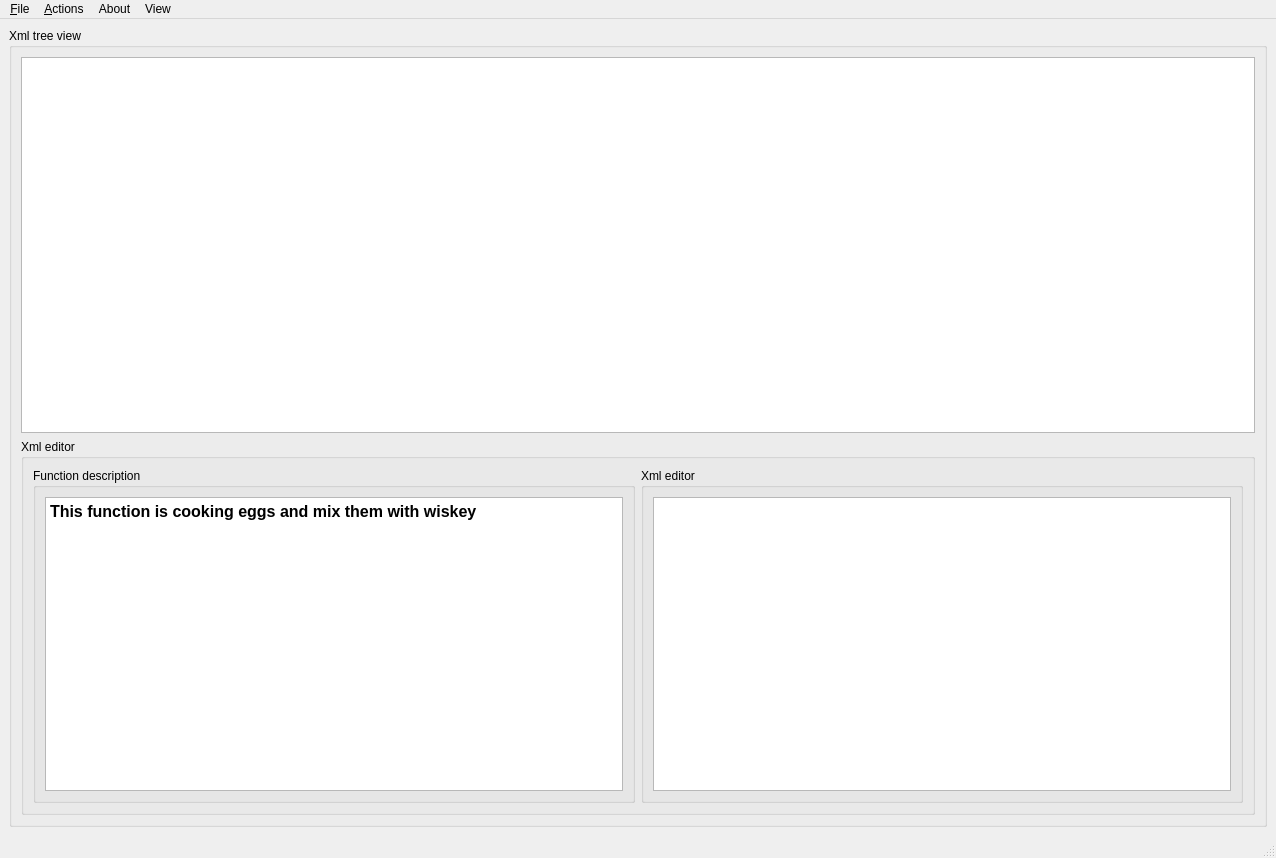
Kvazikot/UsefulMacro, file UsefulClicker/ui/mainwindow.ui: the form before one commit.
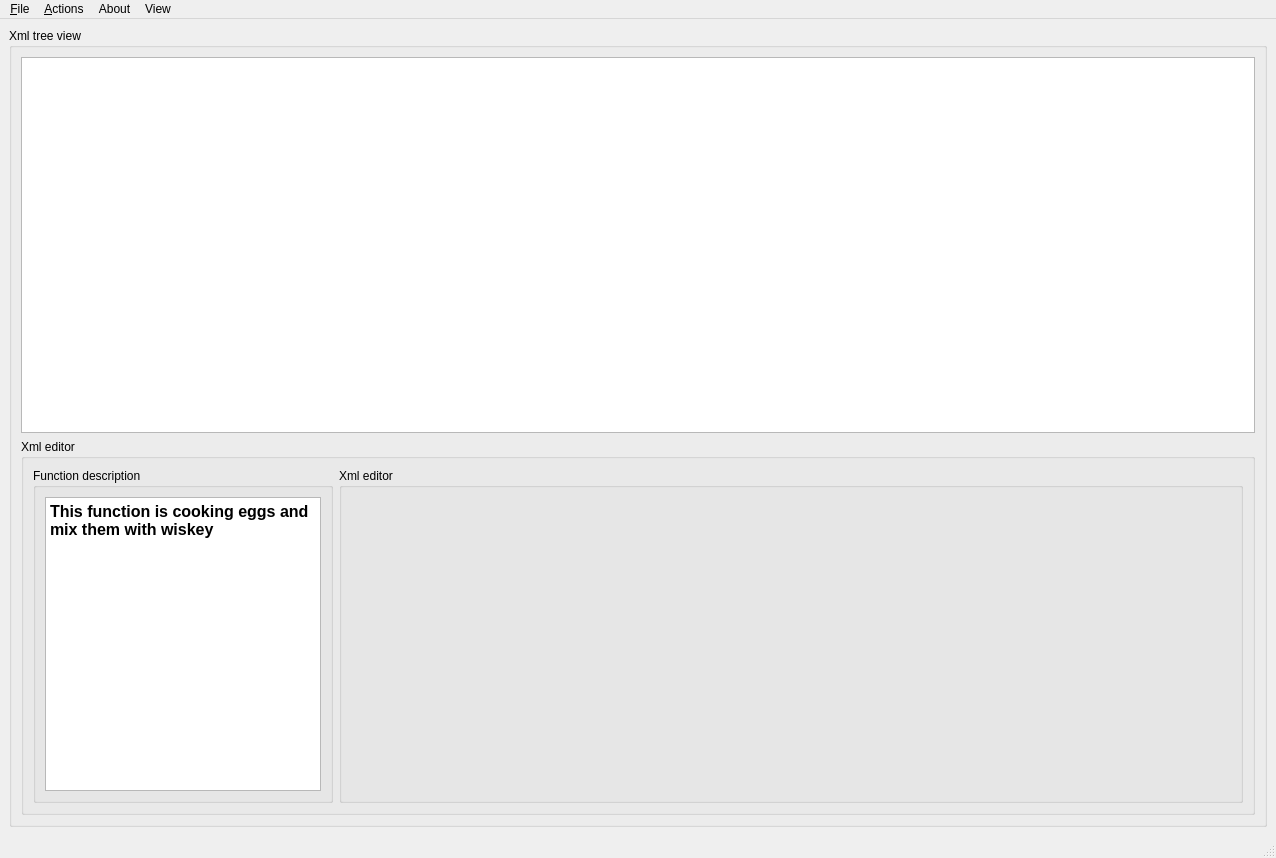
The form after the commit. Custom widgets are drawn as their Qt base class.

Commit message: XmlEditor is set to the MainWindow

Diff of the .ui file:
```diff
--- a/UsefulClicker/ui/mainwindow.ui
+++ b/UsefulClicker/ui/mainwindow.ui
@@ -81,6 +81,12 @@
          <layout class="QHBoxLayout" name="horizontalLayout">
           <item>
            <widget class="QGroupBox" name="groupBox_3">
+            <property name="maximumSize">
+             <size>
+              <width>300</width>
+              <height>16777215</height>
+             </size>
+            </property>
             <property name="title">
              <string>Function description</string>
             </property>
@@ -101,12 +107,24 @@
           </item>
           <item>
            <widget class="QGroupBox" name="groupBox_4">
+            <property name="sizePolicy">
+             <sizepolicy hsizetype="Expanding" vsizetype="Expanding">
+              <horstretch>0</horstretch>
+              <verstretch>0</verstretch>
+             </sizepolicy>
+            </property>
+            <property name="minimumSize">
+             <size>
+              <width>300</width>
+              <height>0</height>
+             </size>
+            </property>
             <property name="title">
              <string>Xml editor</string>
             </property>
             <layout class="QGridLayout" name="gridLayout_4">
              <item row="0" column="0">
-              <widget class="QPlainTextEdit" name="xmlEditor"/>
+              <widget class="XmlEditor" name="xmlEditor" native="true"/>
              </item>
             </layout>
            </widget>
@@ -252,6 +270,14 @@
    </property>
   </action>
  </widget>
+ <customwidgets>
+  <customwidget>
+   <class>XmlEditor</class>
+   <extends>QWidget</extends>
+   <header>xml/xmleditor.h</header>
+   <container>1</container>
+  </customwidget>
+ </customwidgets>
  <resources/>
  <connections/>
 </ui>
```
The commit also changes 9 other files.
